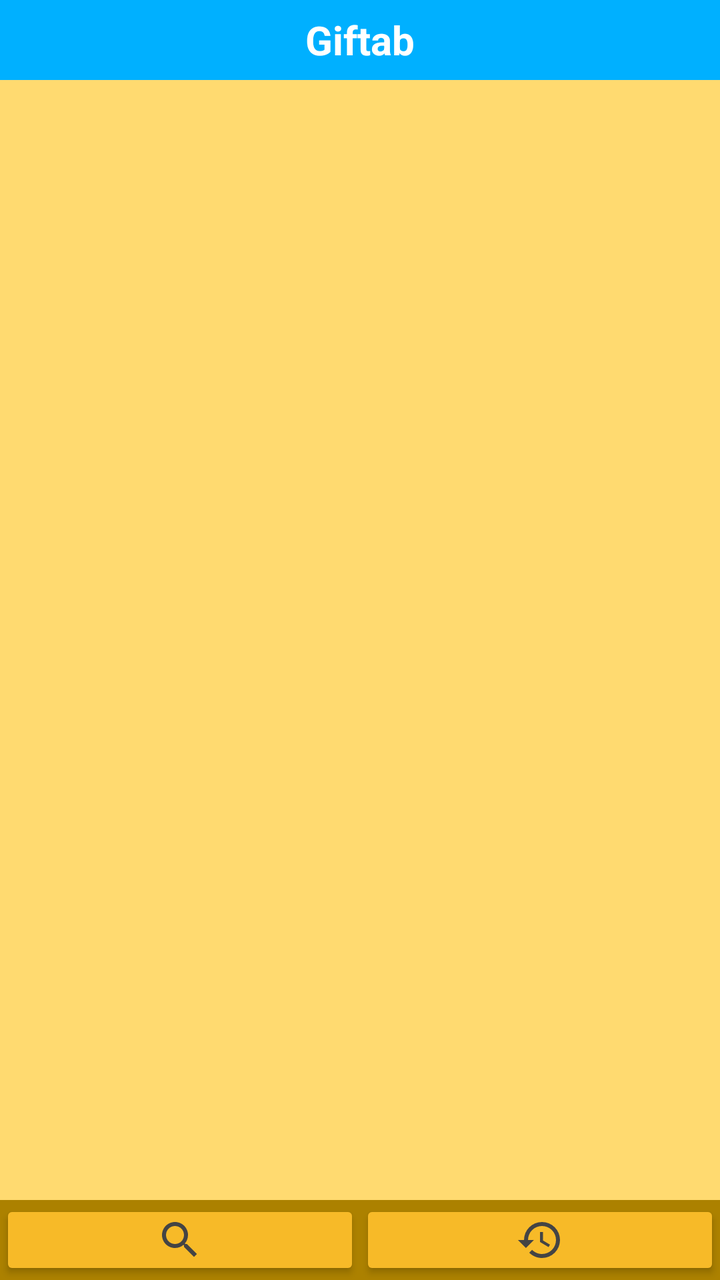
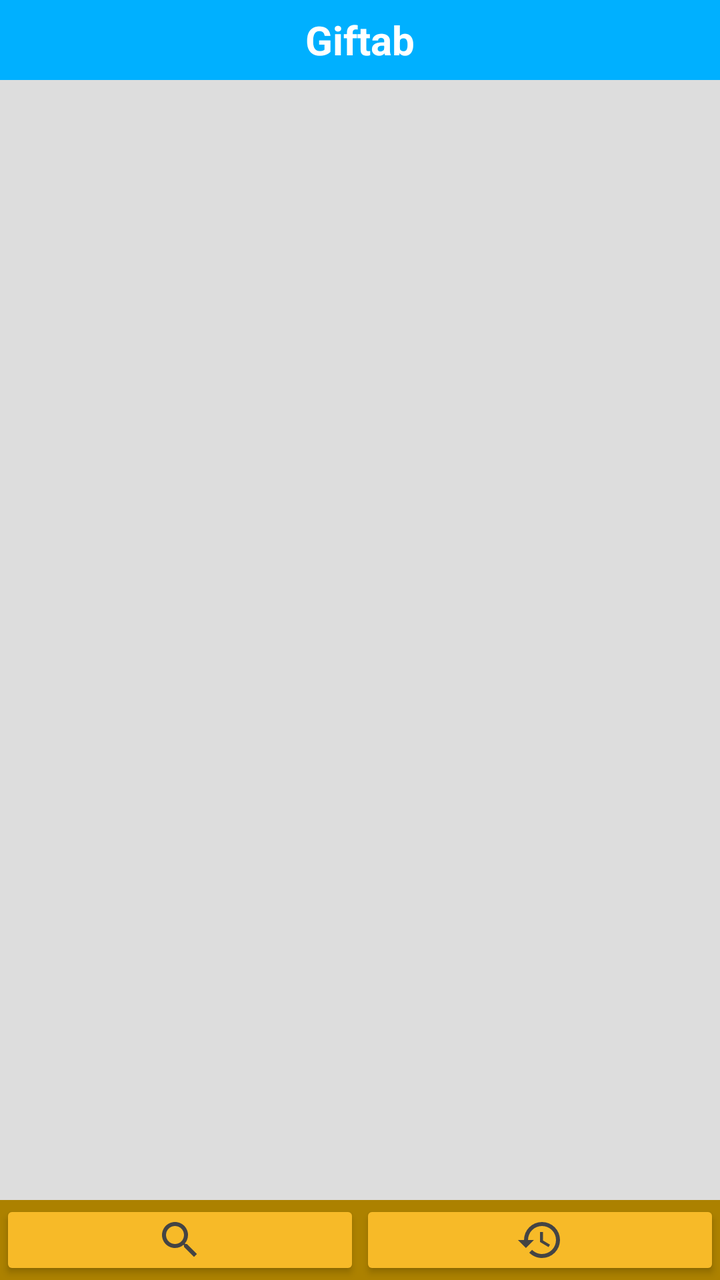

Compare the two renders of this Android layout. The source of the first and the diff that turns it into the second are given below.
<!-- AndroidManifest.xml: application theme AppTheme -->
<!-- res/layout/widget_app.xml -->
<?xml version="1.0" encoding="utf-8"?>
<LinearLayout
    xmlns:android="http://schemas.android.com/apk/res/android"
    xmlns:tools="http://schemas.android.com/tools"
    android:layout_width="match_parent"
    android:layout_height="match_parent"
    android:padding="@dimen/widget_margin"
    android:orientation="vertical">

    <TextView
        android:layout_width="match_parent"
        android:layout_height="40dp"
        android:gravity="center"
        android:background="@color/colorPrimary"
        android:textColor="#fff"
        android:textSize="@dimen/text_size_paragraph_title"
        android:textStyle="bold"
        android:text="@string/app_name"/>

    <ListView
        android:id="@+id/widget_list"
        android:layout_width="match_parent"
        android:layout_height="0dp"
        android:layout_weight=".6"
        tools:listitem="@layout/item_widget"
        android:background="@color/colorAccentLight"/>

    <include layout="@layout/button_widget"/>

</LinearLayout>
<!-- res/layout/item_widget.xml (included above) -->
<?xml version="1.0" encoding="utf-8"?>
<LinearLayout
    xmlns:android="http://schemas.android.com/apk/res/android"
    android:id="@+id/widget_item"
    android:layout_width="match_parent"
    android:layout_height="wrap_content"
    android:layout_margin="2dp"
    android:background="#fff"
    android:padding="2dp"
    android:orientation="horizontal">

    <TextView
        android:id="@+id/widget_item_percent"
        android:layout_width="0dp"
        android:layout_height="match_parent"
        android:layout_weight=".28"
        android:layout_gravity="start|center_vertical"
        android:gravity="start|center_vertical"
        android:textSize="@dimen/text_size_paragraph"
        android:textStyle="bold"
        android:textAppearance="?attr/textAppearanceListItem"/>

    <TextView
        android:id="@+id/widget_item_name"
        android:layout_width="0dp"
        android:layout_height="match_parent"
        android:layout_weight=".43"
        android:layout_gravity="center"
        android:gravity="center"
        android:padding="2dp"
        android:textSize="@dimen/text_size_paragraph_caps"
        android:textStyle="bold"
        android:textAppearance="?attr/textAppearanceListItem"/>

    <TextView
        android:id="@+id/widget_item_amount"
        android:layout_width="0dp"
        android:layout_height="match_parent"
        android:layout_weight=".29"
        android:layout_gravity="end|center_vertical"
        android:gravity="end|center_vertical"
        android:textSize="@dimen/text_size_paragraph"
        android:textStyle="bold"
        android:textAppearance="?attr/textAppearanceListItem"/>

</LinearLayout>
<!-- res/layout/button_widget.xml (included above) -->
<?xml version="1.0" encoding="utf-8"?>
<LinearLayout
    xmlns:android="http://schemas.android.com/apk/res/android"
    android:id="@+id/conversion_bar"
    android:layout_width="match_parent"
    android:layout_height="wrap_content"
    android:orientation="horizontal"
    android:background="@color/colorAccentDark">


    <ImageButton
        android:id="@+id/widget_spawn"
        android:layout_width="0dp"
        android:layout_height="40dp"
        android:layout_weight=".4"
        android:layout_gravity="start|center_vertical"
        android:gravity="center"
        android:backgroundTint="@color/colorAccent"
        android:src="@drawable/search_dark"
        style="@style/Widget.AppCompat.Button" />

    <ImageButton
        android:id="@+id/widget_record"
        android:layout_width="0dp"
        android:layout_height="40dp"
        android:layout_weight=".4"
        android:layout_gravity="start|center_vertical"
        android:gravity="center"
        android:backgroundTint="@color/colorAccent"
        android:src="@drawable/history_dark"
        style="@style/Widget.AppCompat.Button" />

</LinearLayout>
<!-- resources referenced by this layout -->
<resources>
  <color name="colorAccent">#F7BA28</color>
  <color name="colorAccentDark">#AC8100</color>
  <color name="colorAccentLight">#FFDA70</color>
  <color name="colorPrimary">#00B0FF</color>
  <dimen name="text_size_paragraph">16sp</dimen>
  <dimen name="text_size_paragraph_caps">15sp</dimen>
  <dimen name="text_size_paragraph_title">20sp</dimen>
  <dimen name="widget_margin">8dp</dimen>
  <!-- drawable history_dark (drawable) -->
  <vector xmlns:android="http://schemas.android.com/apk/res/android"
      android:height="24dp"
      android:width="24dp"
      android:viewportWidth="24"
      android:viewportHeight="24">
      <path android:fillColor="#FF444444" android:pathData="M13.5,8H12V13L16.28,15.54L17,14.33L13.5,12.25V8M13,3A9,9 0 0,0 4,12H1L4.96,16.03L9,12H6A7,7 0 0,1 13,5A7,7 0 0,1 20,12A7,7 0 0,1 13,19C11.07,19 9.32,18.21 8.06,16.94L6.64,18.36C8.27,20 10.5,21 13,21A9,9 0 0,0 22,12A9,9 0 0,0 13,3" />
  </vector>
  <!-- drawable search_dark (drawable) -->
  <vector xmlns:android="http://schemas.android.com/apk/res/android"
          android:width="24dp"
          android:height="24dp"
          android:viewportWidth="24.0"
          android:viewportHeight="24.0">
      <path
          android:fillColor="#FF444444"
          android:pathData="M15.5,14h-0.79l-0.28,-0.27C15.41,12.59 16,11.11 16,9.5 16,5.91 13.09,3 9.5,3S3,5.91 3,9.5 5.91,16 9.5,16c1.61,0 3.09,-0.59 4.23,-1.57l0.27,0.28v0.79l5,4.99L20.49,19l-4.99,-5zM9.5,14C7.01,14 5,11.99 5,9.5S7.01,5 9.5,5 14,7.01 14,9.5 11.99,14 9.5,14z"/>
  </vector>
  <string name="app_name">Giftab</string>
  <style name="AppTheme" parent="Theme.AppCompat.Light.DarkActionBar">
          <item name="colorPrimary">@color/colorPrimary</item>
          <item name="colorPrimaryDark">@color/colorPrimaryDark</item>
          <item name="colorAccent">@color/colorAccent</item>
          <item name="popupMenuStyle">@style/AppTheme.PopupOverlay</item>
      </style>
  <color name="colorPrimaryDark">#0081CB</color>
  <style name="AppTheme.PopupOverlay" parent="@android:style/Widget.PopupMenu">
          <item name="android:background">@color/colorPrimary</item>
      </style>
</resources>

<!-- the commit's change to res/layout/widget_app.xml (unified diff, before → after) -->
@@ -22,8 +22,9 @@
         android:layout_width="match_parent"
         android:layout_height="0dp"
         android:layout_weight=".6"
+        android:padding="4dp"
         tools:listitem="@layout/item_widget"
-        android:background="@color/colorAccentLight"/>
+        android:background="@color/colorNeutral"/>
 
     <include layout="@layout/button_widget"/>
 
@@ -35,9 +36,10 @@
     android:id="@+id/widget_item"
     android:layout_width="match_parent"
     android:layout_height="wrap_content"
-    android:layout_margin="2dp"
+    android:padding="2dp"
     android:background="#fff"
-    android:padding="2dp"
+    android:layout_marginTop="2dp"
+    android:layout_marginBottom="2dp"
     android:orientation="horizontal">
 
     <TextView
<!-- resource entries referenced after the edit -->
@@ -2,7 +2,7 @@
 <resources>
   <color name="colorAccent">#F7BA28</color>
   <color name="colorAccentDark">#AC8100</color>
-  <color name="colorAccentLight">#FFDA70</color>
+  <color name="colorNeutral">#DDD</color>
   <color name="colorPrimary">#00B0FF</color>
   <dimen name="text_size_paragraph">16sp</dimen>
   <dimen name="text_size_paragraph_caps">15sp</dimen>
